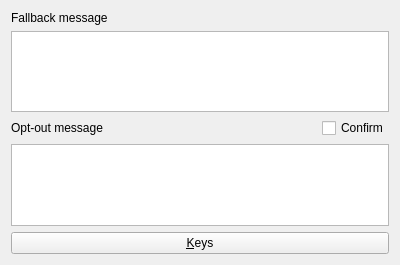
eyecu-im/eyecu-qt, file src/plugins/omemo/omemooptions.ui: the form before one commit.
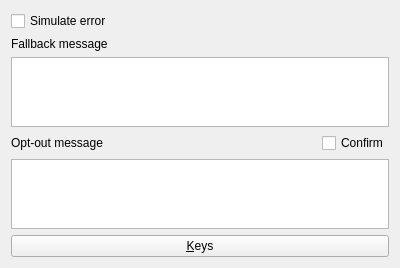
The form after the commit.

Commit message: Add temporary option to simulate OMEMO decypt error (should be deleted in release).

```diff
--- a/src/plugins/omemo/omemooptions.ui
+++ b/src/plugins/omemo/omemooptions.ui
@@ -14,27 +14,7 @@
    <string>OMEMO options</string>
   </property>
   <layout class="QGridLayout" name="gridLayout">
-   <item row="2" column="0">
-    <widget class="QLabel" name="lblOptOut">
-     <property name="text">
-      <string>Opt-out message</string>
-     </property>
-     <property name="buddy">
-      <cstring>tedOptOut</cstring>
-     </property>
-    </widget>
-   </item>
-   <item row="0" column="0">
-    <widget class="QLabel" name="lblFallback">
-     <property name="text">
-      <string>Fallback message</string>
-     </property>
-     <property name="buddy">
-      <cstring>tedFallback</cstring>
-     </property>
-    </widget>
-   </item>
-   <item row="2" column="1">
+   <item row="3" column="1">
     <widget class="QCheckBox" name="chkOptOutConfirm">
      <property name="sizePolicy">
       <sizepolicy hsizetype="Maximum" vsizetype="Fixed">
@@ -47,19 +27,46 @@
      </property>
     </widget>
    </item>
-   <item row="1" column="0" colspan="2">
-    <widget class="QPlainTextEdit" name="tedFallback"/>
+   <item row="3" column="0">
+    <widget class="QLabel" name="lblOptOut">
+     <property name="text">
+      <string>Opt-out message</string>
+     </property>
+     <property name="buddy">
+      <cstring>tedOptOut</cstring>
+     </property>
+    </widget>
    </item>
-   <item row="3" column="0" colspan="2">
-    <widget class="QPlainTextEdit" name="tedOptOut"/>
-   </item>
-   <item row="4" column="0" colspan="2">
+   <item row="5" column="0" colspan="2">
     <widget class="QPushButton" name="pbKeys">
      <property name="text">
       <string>&amp;Keys</string>
      </property>
     </widget>
    </item>
+   <item row="2" column="0" colspan="2">
+    <widget class="QPlainTextEdit" name="tedFallback"/>
+   </item>
+   <item row="4" column="0" colspan="2">
+    <widget class="QPlainTextEdit" name="tedOptOut"/>
+   </item>
+   <item row="0" column="0" colspan="2">
+    <widget class="QCheckBox" name="chkSimulateError">
+     <property name="text">
+      <string>Simulate error</string>
+     </property>
+    </widget>
+   </item>
+   <item row="1" column="0" colspan="2">
+    <widget class="QLabel" name="lblFallback">
+     <property name="text">
+      <string>Fallback message</string>
+     </property>
+     <property name="buddy">
+      <cstring>tedFallback</cstring>
+     </property>
+    </widget>
+   </item>
   </layout>
  </widget>
  <tabstops>
```
The commit also changes 3 other files.
